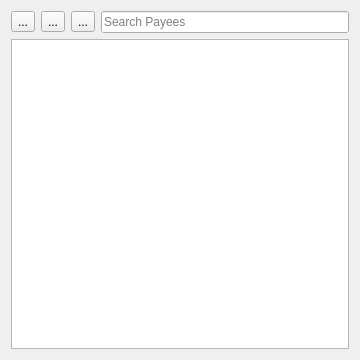
The window that src/views/ui_files/forms/payee_form.ui (JakubFranek/Kapytal) describes before a commit, drawn with Qt 5.
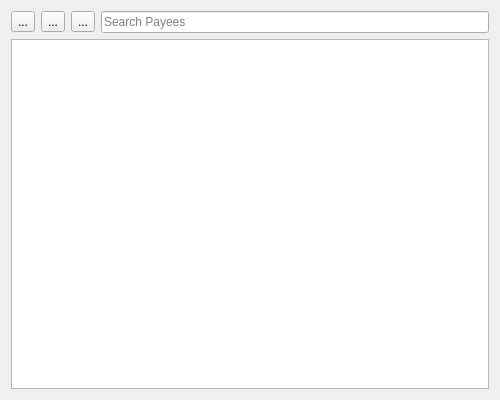
The same window after the commit.

Patch:
```diff
--- a/src/views/ui_files/forms/payee_form.ui
+++ b/src/views/ui_files/forms/payee_form.ui
@@ -9,8 +9,8 @@
    <rect>
     <x>0</x>
     <y>0</y>
-    <width>360</width>
-    <height>360</height>
+    <width>500</width>
+    <height>400</height>
    </rect>
   </property>
   <property name="windowTitle">
```
